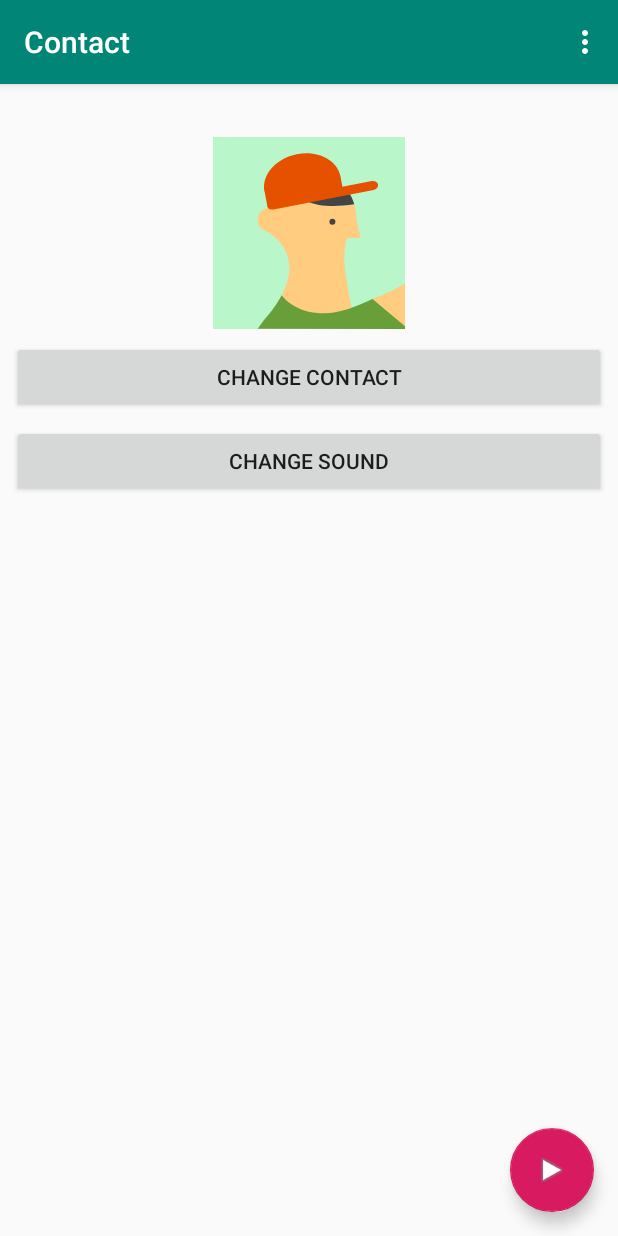
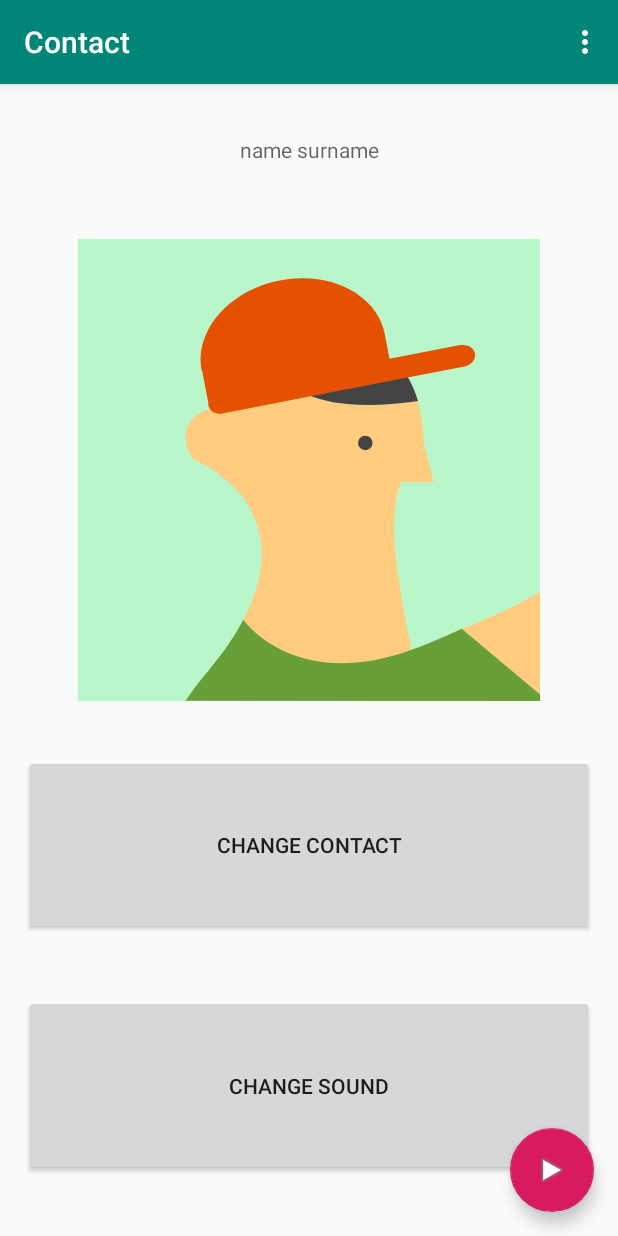
Before and after one commit to Akwarski/ContactLinearLayout, an Android app: the screen it shows after launch (MainActivity), on a phone screen of 412 x 824 dp. Run offline under Robolectric (Android 15) with nearby library versions, the phone set to English and light mode, and no system bars.

Commit message:
Choose contact and sound using LinearLayout

```diff
--- a/app/src/main/res/layout/content_main.xml
+++ b/app/src/main/res/layout/content_main.xml
@@ -1,58 +1,58 @@
 <?xml version="1.0" encoding="utf-8"?>
-<android.support.constraint.ConstraintLayout xmlns:android="http://schemas.android.com/apk/res/android"
+<LinearLayout xmlns:android="http://schemas.android.com/apk/res/android"
     xmlns:app="http://schemas.android.com/apk/res-auto"
     xmlns:tools="http://schemas.android.com/tools"
     android:layout_width="match_parent"
     android:layout_height="match_parent"
+    android:orientation="vertical"
     app:layout_behavior="@string/appbar_scrolling_view_behavior"
     tools:context=".MainActivity"
     tools:showIn="@layout/activity_main">
 
     <TextView
         android:id="@+id/textView"
-        android:layout_width="wrap_content"
+        android:layout_width="match_parent"
         android:layout_height="wrap_content"
-        android:layout_marginStart="8dp"
-        android:layout_marginTop="8dp"
-        android:layout_marginEnd="8dp"
-        app:layout_constraintEnd_toEndOf="parent"
-        app:layout_constraintStart_toStartOf="parent"
-        app:layout_constraintTop_toTopOf="parent" />
+        android:gravity="center"
+        android:hint="@string/name_surname"
+        android:layout_weight="1"
+        android:layout_marginTop="16dp"
+        android:layout_marginBottom="16dp" />
 
     <ImageView
         android:id="@+id/iv"
         android:layout_width="match_parent"
         android:layout_height="wrap_content"
-        android:layout_marginTop="8dp"
-        app:layout_constraintTop_toBottomOf="@+id/textView"
-        android:src="@drawable/avatar_2"
-        />
+        android:layout_marginStart="16dp"
+        android:layout_marginTop="16dp"
+        android:layout_marginEnd="16dp"
+        android:layout_marginBottom="16dp"
+        android:layout_weight="5"
+        tools:srcCompat="@tools:sample/avatars"/>
 
     <Button
         android:id="@+id/button"
         android:layout_width="match_parent"
         android:layout_height="wrap_content"
-        android:layout_marginStart="8dp"
-        android:layout_marginTop="8dp"
-        android:layout_marginEnd="8dp"
         android:text="@string/change_contact"
-        android:onClick="changeContact"
-        app:layout_constraintEnd_toEndOf="parent"
-        app:layout_constraintStart_toStartOf="parent"
-        app:layout_constraintTop_toBottomOf="@+id/iv" />
+        android:layout_weight="2"
+        android:layout_marginTop="20dp"
+        android:layout_marginBottom="20dp"
+        android:layout_marginStart="16dp"
+        android:layout_marginEnd="16dp"
+        android:onClick="changeContact"/>
 
     <Button
         android:id="@+id/button2"
         android:layout_width="match_parent"
         android:layout_height="wrap_content"
-        android:layout_marginStart="8dp"
-        android:layout_marginTop="8dp"
-        android:layout_marginEnd="8dp"
         android:text="@string/change_sound"
-        app:layout_constraintEnd_toEndOf="parent"
-        app:layout_constraintStart_toStartOf="parent"
-        app:layout_constraintTop_toBottomOf="@+id/button"
+        android:layout_weight="2"
+        android:layout_marginTop="20dp"
+        android:layout_marginBottom="40dp"
+        android:layout_marginStart="16dp"
+        android:layout_marginEnd="16dp"
         android:onClick="changeSound"/>
 
 
-</android.support.constraint.ConstraintLayout>
+</LinearLayout>
```
Also changed, not shown: app/src/main/java/com/example/contact/ChangeContact.java (+6 -9 lines), app/src/main/java/com/example/contact/MainActivity.java (+14 -31 lines), app/src/main/res/layout/activity_change_contact.xml (+19 -28 lines), app/src/main/res/layout/activity_choose_sound.xml (+23 -32 lines), app/src/main/res/values/strings.xml (+7 -5 lines).
